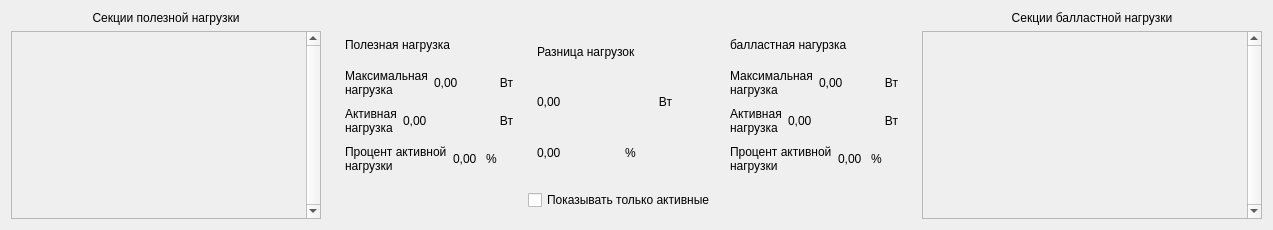
This is calculationscreen.ui in evilpeopletyranny/BallastStand as Qt 5 draws it before an edit. The edited form follows.
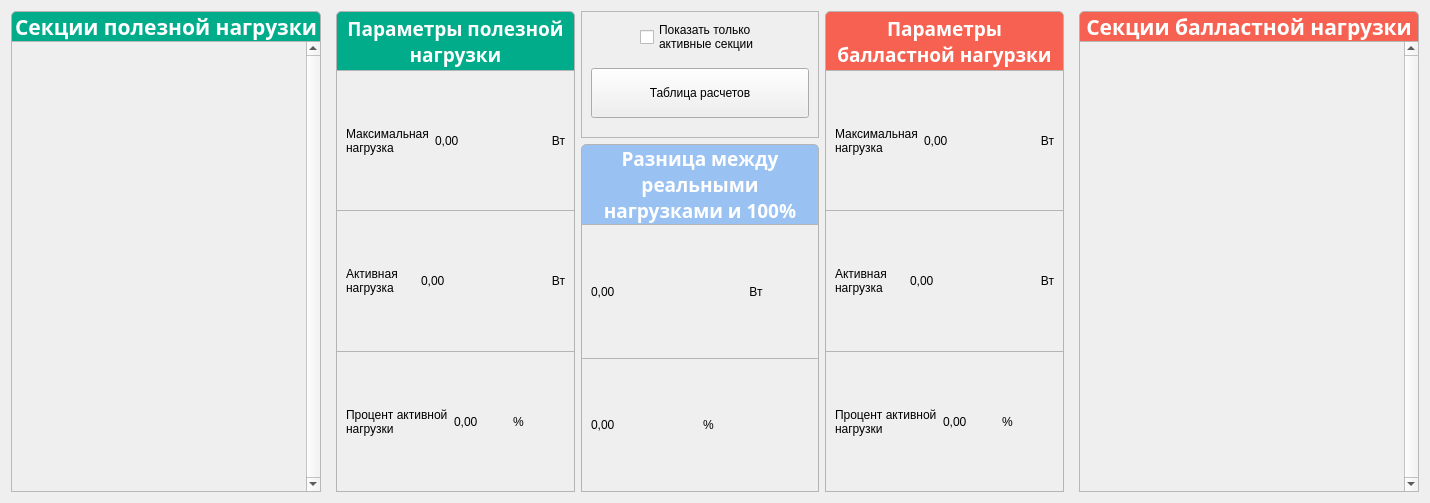
This is the edited form.

Patch:
```diff
--- a/calculationscreen.ui
+++ b/calculationscreen.ui
@@ -6,8 +6,8 @@
    <rect>
     <x>0</x>
     <y>0</y>
-    <width>1273</width>
-    <height>230</height>
+    <width>1430</width>
+    <height>503</height>
    </rect>
   </property>
   <property name="windowTitle">
@@ -16,6 +16,9 @@
   <layout class="QHBoxLayout" name="horizontalLayout">
    <item>
     <layout class="QVBoxLayout" name="utilityLayout">
+     <property name="spacing">
+      <number>0</number>
+     </property>
      <property name="topMargin">
       <number>0</number>
      </property>
@@ -24,6 +27,43 @@
      </property>
      <item>
       <widget class="QLabel" name="label_6">
+       <property name="sizePolicy">
+        <sizepolicy hsizetype="Preferred" vsizetype="Fixed">
+         <horstretch>0</horstretch>
+         <verstretch>0</verstretch>
+        </sizepolicy>
+       </property>
+       <property name="minimumSize">
+        <size>
+         <width>0</width>
+         <height>30</height>
+        </size>
+       </property>
+       <property name="maximumSize">
+        <size>
+         <width>16777215</width>
+         <height>30</height>
+        </size>
+       </property>
+       <property name="font">
+        <font>
+         <family>Ubuntu Mono</family>
+         <pointsize>16</pointsize>
+         <weight>75</weight>
+         <bold>true</bold>
+        </font>
+       </property>
+       <property name="styleSheet">
+        <string notr="true">border:1px solid rgb(180, 180, 180);
+border-bottom: none;
+border-top-left-radius: 5px;
+border-top-right-radius: 5px;
+background-color: rgb(0, 172, 138);
+color: rgb(255, 255, 255);</string>
+       </property>
+       <property name="frameShape">
+        <enum>QFrame::NoFrame</enum>
+       </property>
        <property name="text">
         <string>Секции полезной нагрузки</string>
        </property>
@@ -64,7 +104,7 @@
           <x>0</x>
           <y>0</y>
           <width>294</width>
-          <height>185</height>
+          <height>451</height>
          </rect>
         </property>
         <layout class="QVBoxLayout" name="utilityVLayout">
@@ -89,23 +129,103 @@
    </item>
    <item>
     <widget class="QWidget" name="centralWidget" native="true">
-     <layout class="QVBoxLayout" name="verticalLayout" stretch="10,1">
+     <property name="styleSheet">
+      <string notr="true"/>
+     </property>
+     <layout class="QVBoxLayout" name="verticalLayout" stretch="10">
+      <property name="topMargin">
+       <number>0</number>
+      </property>
+      <property name="bottomMargin">
+       <number>0</number>
+      </property>
       <item>
-       <layout class="QHBoxLayout" name="horizontalLayout_2">
+       <layout class="QHBoxLayout" name="horizontalLayout_2" stretch="1,1,1">
         <item>
          <widget class="QFrame" name="utilityLoadFrame">
+          <property name="styleSheet">
+           <string notr="true"/>
+          </property>
+          <property name="frameShape">
+           <enum>QFrame::NoFrame</enum>
+          </property>
+          <property name="frameShadow">
+           <enum>QFrame::Sunken</enum>
+          </property>
           <layout class="QVBoxLayout" name="verticalLayout_2">
+           <property name="spacing">
+            <number>0</number>
+           </property>
+           <property name="leftMargin">
+            <number>0</number>
+           </property>
+           <property name="topMargin">
+            <number>0</number>
+           </property>
+           <property name="rightMargin">
+            <number>0</number>
+           </property>
+           <property name="bottomMargin">
+            <number>0</number>
+           </property>
            <item>
             <widget class="QLabel" name="label">
+             <property name="sizePolicy">
+              <sizepolicy hsizetype="Preferred" vsizetype="Fixed">
+               <horstretch>0</horstretch>
+               <verstretch>0</verstretch>
+              </sizepolicy>
+             </property>
+             <property name="minimumSize">
+              <size>
+               <width>0</width>
+               <height>30</height>
+              </size>
+             </property>
+             <property name="maximumSize">
+              <size>
+               <width>16777215</width>
+               <height>60</height>
+              </size>
+             </property>
+             <property name="font">
+              <font>
+               <family>Ubuntu Mono</family>
+               <pointsize>14</pointsize>
+               <weight>75</weight>
+               <bold>true</bold>
+              </font>
+             </property>
+             <property name="styleSheet">
+              <string notr="true">border:1px solid rgb(180, 180, 180);
+border-top-left-radius: 5px;
+border-top-right-radius: 5px;
+background-color: rgb(0, 172, 138);
+color: rgb(255, 255, 255);</string>
+             </property>
              <property name="text">
-              <string>Полезная нагрузка</string>
+              <string>Параметры полезной нагрузки</string>
+             </property>
+             <property name="alignment">
+              <set>Qt::AlignCenter</set>
+             </property>
+             <property name="wordWrap">
+              <bool>true</bool>
              </property>
             </widget>
            </item>
            <item>
+            <widget class="QFrame" name="maxUtilityFrame">
+             <property name="styleSheet">
+              <string notr="true">border:1px solid rgb(180, 180, 180);
+border-top:none;</string>
+             </property>
             <layout class="QHBoxLayout" name="horizontalLayout_3">
              <item>
               <widget class="QLabel" name="label_2">
+                <property name="styleSheet">
+                 <string notr="true">border: none;</string>
+                </property>
                <property name="text">
                 <string>Максимальная
 нагрузка</string>
@@ -114,6 +234,9 @@
              </item>
              <item>
               <widget class="QLabel" name="utilitySumLabel">
+                <property name="styleSheet">
+                 <string notr="true">border: none;</string>
+                </property>
                <property name="text">
                 <string>0,00</string>
                </property>
@@ -121,6 +244,9 @@
              </item>
              <item>
               <widget class="QLabel" name="label_10">
+                <property name="styleSheet">
+                 <string notr="true">border: none;</string>
+                </property>
                <property name="text">
                 <string>Вт</string>
                </property>
@@ -130,11 +256,20 @@
               </widget>
              </item>
             </layout>
+            </widget>
            </item>
            <item>
+            <widget class="QFrame" name="activeUtilityFrame">
+             <property name="styleSheet">
+              <string notr="true">border:1px solid rgb(180, 180, 180);
+border-top:none;</string>
+             </property>
             <layout class="QHBoxLayout" name="horizontalLayout_4">
              <item>
               <widget class="QLabel" name="label_11">
+                <property name="styleSheet">
+                 <string notr="true">border:none;</string>
+                </property>
                <property name="text">
                 <string>Активная
 нагрузка</string>
@@ -143,6 +278,9 @@
              </item>
              <item>
               <widget class="QLabel" name="activeUtilitySumLabel">
+                <property name="styleSheet">
+                 <string notr="true">border:none;</string>
+                </property>
                <property name="text">
                 <string>0,00</string>
                </property>
@@ -150,6 +288,9 @@
              </item>
              <item>
               <widget class="QLabel" name="label_13">
+                <property name="styleSheet">
+                 <string notr="true">border:none;</string>
+                </property>
                <property name="text">
                 <string>Вт</string>
                </property>
@@ -159,11 +300,20 @@
               </widget>
              </item>
             </layout>
+            </widget>
            </item>
            <item>
-            <layout class="QHBoxLayout" name="horizontalLayout_5">
+            <widget class="QFrame" name="utilityPercentFrame_2">
+             <property name="styleSheet">
+              <string notr="true">border:1px solid rgb(180, 180, 180);
+border-top:none;</string>
+             </property>
+             <layout class="QHBoxLayout" name="utilityPercentFrame">
              <item>
               <widget class="QLabel" name="label_15">
+                <property name="styleSheet">
+                 <string notr="true">border: none;</string>
+                </property>
                <property name="text">
                 <string>Процент активной
 нагрузки</string>
@@ -172,6 +322,9 @@
              </item>
              <item>
               <widget class="QLabel" name="activeUtilityPercentLabel">
+                <property name="styleSheet">
+                 <string notr="true">border: none;</string>
+                </property>
                <property name="text">
                 <string>0,00</string>
                </property>
@@ -179,30 +332,187 @@
              </item>
              <item>
               <widget class="QLabel" name="label_16">
+                <property name="styleSheet">
+                 <string notr="true">border: none;</string>
+                </property>
                <property name="text">
                 <string>%</string>
                </property>
               </widget>
              </item>
             </layout>
+            </widget>
            </item>
           </layout>
          </widget>
         </item>
         <item>
          <widget class="QFrame" name="diffLoadFrame">
-          <layout class="QVBoxLayout" name="verticalLayout_3">
+          <layout class="QVBoxLayout" name="verticalLayout_3" stretch="1,0,1,1">
+           <property name="spacing">
+            <number>0</number>
+           </property>
+           <property name="leftMargin">
+            <number>0</number>
+           </property>
+           <property name="topMargin">
+            <number>0</number>
+           </property>
+           <property name="rightMargin">
+            <number>0</number>
+           </property>
+           <property name="bottomMargin">
+            <number>0</number>
+           </property>
+           <item>
+            <layout class="QVBoxLayout" name="verticalLayout_5">
+             <property name="topMargin">
+              <number>0</number>
+             </property>
+             <property name="bottomMargin">
+              <number>6</number>
+             </property>
+             <item>
+              <widget class="QFrame" name="frame">
+               <property name="styleSheet">
+                <string notr="true"/>
+               </property>
+               <property name="frameShape">
+                <enum>QFrame::StyledPanel</enum>
+               </property>
+               <property name="frameShadow">
+                <enum>QFrame::Raised</enum>
+               </property>
+               <layout class="QVBoxLayout" name="verticalLayout_6">
+                <property name="leftMargin">
+                 <number>9</number>
+                </property>
+                <property name="topMargin">
+                 <number>0</number>
+                </property>
+                <property name="rightMargin">
+                 <number>9</number>
+                </property>
+                <item>
+                 <layout class="QHBoxLayout" name="horizontalLayout_5">
+                  <item>
+                   <spacer name="horizontalSpacer_2">
+                    <property name="orientation">
+                     <enum>Qt::Horizontal</enum>
+                    </property>
+                    <property name="sizeHint" stdset="0">
+                     <size>
+                      <width>40</width>
+                      <height>20</height>
+                     </size>
+                    </property>
+                   </spacer>
+                  </item>
+                  <item>
+                   <widget class="QCheckBox" name="showActiveCheckBox">
+                    <property name="styleSheet">
+                     <string notr="true">border-image: none;</string>
+                    </property>
+                    <property name="text">
+                     <string>Показать только
+активные секции</string>
+                    </property>
+                   </widget>
+                  </item>
+                  <item>
+                   <spacer name="horizontalSpacer">
+                    <property name="orientation">
+                     <enum>Qt::Horizontal</enum>
+                    </property>
+                    <property name="sizeHint" stdset="0">
+                     <size>
+                      <width>40</width>
+                      <height>20</height>
+                     </size>
+                    </property>
+                   </spacer>
+                  </item>
+                 </layout>
+                </item>
+                <item>
+                 <widget class="QPushButton" name="pushButton">
+                  <property name="sizePolicy">
+                   <sizepolicy hsizetype="Minimum" vsizetype="Fixed">
+                    <horstretch>0</horstretch>
+                    <verstretch>30</verstretch>
+                   </sizepolicy>
+                  </property>
+                  <property name="minimumSize">
+                   <size>
+                    <width>0</width>
+                    <height>50</height>
+                   </size>
+                  </property>
+                  <property name="styleSheet">
+                   <string notr="true">border-image: none;</string>
+                  </property>
+                  <property name="text">
+                   <string>Таблица расчетов</string>
+                  </property>
+                 </widget>
+                </item>
+               </layout>
+              </widget>
+             </item>
+            </layout>
+           </item>
            <item>
             <widget class="QLabel" name="label_3">
+             <property name="sizePolicy">
+              <sizepolicy hsizetype="Preferred" vsizetype="Fixed">
+               <horstretch>0</horstretch>
+               <verstretch>30</verstretch>
+              </sizepolicy>
+             </property>
+             <property name="minimumSize">
+              <size>
+               <width>0</width>
+               <height>60</height>
+              </size>
+             </property>
+             <property name="font">
+              <font>
+               <family>Ubuntu Mono</family>
+               <pointsize>14</pointsize>
+               <weight>75</weight>
+               <bold>true</bold>
+              </font>
+             </property>
+             <property name="styleSheet">
+              <string notr="true">border:1px solid rgb(180, 180, 180);
+border-top-left-radius: 5px;
+border-top-right-radius: 5px;
+background-color: rgb(153, 193, 241);
+color: rgb(255, 255, 255);</string>
+             </property>
              <property name="text">
-              <string>Разница нагрузок</string>
+              <string>Разница между реальными нагрузками и 100%</string>
+             </property>
+             <property name="alignment">
+              <set>Qt::AlignCenter</set>
+             </property>
+             <property name="wordWrap">
+              <bool>true</bool>
              </property>
             </widget>
            </item>
            <item>
+            <widget class="QFrame" name="activeDiffFrame">
+             <property name="styleSheet">
+              <string notr="true">border:1px solid rgb(180, 180, 180);
+border-top:none;</string>
+             </property>
             <layout class="QHBoxLayout" name="horizontalLayout_6">
              <item>
               <widget class="QLabel" name="diffLabel">
+                <property name="styleSheet">
+                 <string notr="true">border: none;</string>
+                </property>
                <property name="text">
                 <string>0,00</string>
                </property>
@@ -210,6 +520,9 @@
              </item>
              <item>
               <widget class="QLabel" name="label_8">
+                <property name="styleSheet">
+                 <string notr="true">border: none;</string>
+                </property>
                <property name="text">
                 <string>Вт</string>
                </property>
@@ -219,11 +532,20 @@
               </widget>
              </item>
             </layout>
+            </widget>
            </item>
            <item>
+            <widget class="QFrame" name="percentDiffFrame">
+             <property name="styleSheet">
+              <string notr="true">border:1px solid rgb(180, 180, 180);
+border-top:none;</string>
+             </property>
             <layout class="QHBoxLayout" name="horizontalLayout_8">
              <item>
               <widget class="QLabel" name="percentDiffLabel">
+                <property name="styleSheet">
+                 <string notr="true">border: none;</string>
+                </property>
                <property name="text">
                 <string>0,00</string>
                </property>
@@ -231,12 +553,16 @@
              </item>
              <item>
               <widget class="QLabel" name="label_9">
+                <property name="styleSheet">
+                 <string notr="true">border: none;</string>
+                </property>
                <property name="text">
                 <string>%</string>
                </property>
               </widget>
              </item>
             </layout>
+            </widget>
            </item>
           </layout>
          </widget>
@@ -244,17 +570,79 @@
         <item>
          <widget class="QFrame" name="ballastLoadFrame">
           <layout class="QVBoxLayout" name="verticalLayout_4">
+           <property name="spacing">
+            <number>0</number>
+           </property>
+           <property name="leftMargin">
+            <number>0</number>
+           </property>
+           <property name="topMargin">
+            <number>0</number>
+           </property>
+           <property name="rightMargin">
+            <number>0</number>
+           </property>
+           <property name="bottomMargin">
+            <number>0</number>
+           </property>
            <item>
             <widget class="QLabel" name="label_5">
+             <property name="sizePolicy">
+              <sizepolicy hsizetype="Preferred" vsizetype="Fixed">
+               <horstretch>0</horstretch>
+               <verstretch>0</verstretch>
+              </sizepolicy>
+             </property>
+             <property name="minimumSize">
+              <size>
+               <width>0</width>
+               <height>30</height>
+              </size>
+             </property>
+             <property name="maximumSize">
+              <size>
+               <width>16777215</width>
+               <height>60</height>
+              </size>
+             </property>
+             <property name="font">
+              <font>
+               <family>Ubuntu Mono</family>
+               <pointsize>14</pointsize>
+               <weight>75</weight>
+               <bold>true</bold>
+              </font>
+             </property>
+             <property name="styleSheet">
+              <string notr="true">border:1px solid rgb(180, 180, 180);
+border-top-left-radius: 5px;
+border-top-right-radius: 5px;
+background-color: rgb(246, 97, 81);
+color: rgb(255, 255, 255);</string>
+             </property>
              <property name="text">
-              <string>балластная нагурзка</string>
+              <string>Параметры балластной нагурзки</string>
+             </property>
+             <property name="alignment">
+              <set>Qt::AlignCenter</set>
+             </property>
+             <property name="wordWrap">
+              <bool>true</bool>
              </property>
             </widget>
            </item>
            <item>
+            <widget class="QFrame" name="maxBallastFrame">
+             <property name="styleSheet">
+              <string notr="true">border:1px solid rgb(180, 180, 180);
+border-top:none;</string>
+             </property>
             <layout class="QHBoxLayout" name="horizontalLayout_9">
              <item>
               <widget class="QLabel" name="label_14">
+                <property name="styleSheet">
+                 <string notr="true">border: none;</string>
+                </property>
                <property name="text">
                 <string>Максимальная
 нагрузка</string>
@@ -263,6 +651,9 @@
              </item>
              <item>
               <widget class="QLabel" name="ballastSumLabel">
+                <property name="styleSheet">
+                 <string notr="true">border:none;</string>
+                </property>
                <property name="text">
                 <string>0,00</string>
                </property>
@@ -270,6 +661,9 @@
              </item>
              <item>
               <widget class="QLabel" name="label_18">
+                <property name="styleSheet">
+                 <string notr="true">border:none;</string>
+                </property>
                <property name="text">
                 <string>Вт</string>
                </property>
@@ -279,11 +673,20 @@
               </widget>
              </item>
             </layout>
+            </widget>
            </item>
            <item>
+            <widget class="QFrame" name="activeBallastFrame">
+             <property name="styleSheet">
+              <string notr="true">border:1px solid rgb(180, 180, 180);
+border-top:none;</string>
+             </property>
             <layout class="QHBoxLayout" name="horizontalLayout_10">
              <item>
               <widget class="QLabel" name="label_20">
+                <property name="styleSheet">
+                 <string notr="true">border: none;</string>
+                </property>
                <property name="text">
                 <string>Активная
 нагрузка</string>
@@ -292,6 +695,9 @@
              </item>
              <item>
               <widget class="QLabel" name="activeBallastSumLabel">
+                <property name="styleSheet">
+                 <string notr="true">border:none;</string>
+                </property>
                <property name="text">
                 <string>0,00</string>
                </property>
@@ -299,6 +705,10 @@
              </item>
              <item>
               <widget class="QLabel" name="label_21">
+                <property name="styleSheet">
+                 <string notr="true">border:none;
+</string>
+                </property>
                <property name="text">
                 <string>Вт</string>
                </property>
@@ -308,11 +718,20 @@
               </widget>
              </item>
             </layout>
+            </widget>
            </item>
            <item>
+            <widget class="QFrame" name="percentBallastFrame">
+             <property name="styleSheet">
+              <string notr="true">border:1px solid rgb(180, 180, 180);
+border-top:none;</string>
+             </property>
             <layout class="QHBoxLayout" name="horizontalLayout_11">
              <item>
               <widget class="QLabel" name="label_22">
+                <property name="styleSheet">
+                 <string notr="true">border:none;</string>
+                </property>
                <property name="text">
                 <string>Процент активной
 нагрузки</string>
@@ -321,6 +740,9 @@
              </item>
              <item>
               <widget class="QLabel" name="activeBallastPercentLabel">
+                <property name="styleSheet">
+                 <string notr="true">border:none;</string>
+                </property>
                <property name="text">
                 <string>0,00</string>
                </property>
@@ -328,53 +750,20 @@
              </item>
              <item>
               <widget class="QLabel" name="label_24">
+                <property name="styleSheet">
+                 <string notr="true">border:none;</string>
+                </property>
                <property name="text">
                 <string>%</string>
                </property>
               </widget>
              </item>
             </layout>
-           </item>
-          </layout>
          </widget>
         </item>
        </layout>
-      </item>
-      <item>
-       <layout class="QHBoxLayout" name="horizontalLayout_7">
-        <item>
-         <spacer name="horizontalSpacer">
-          <property name="orientation">
-           <enum>Qt::Horizontal</enum>
-          </property>
-          <property name="sizeHint" stdset="0">
-           <size>
-            <width>40</width>
-            <height>20</height>
-           </size>
-          </property>
-         </spacer>
-        </item>
-        <item>
-         <widget class="QCheckBox" name="showActiveCheckBox">
-          <property name="text">
-           <string>Показывать только активные</string>
-          </property>
          </widget>
         </item>
-        <item>
-         <spacer name="horizontalSpacer_2">
-          <property name="orientation">
-           <enum>Qt::Horizontal</enum>
-          </property>
-          <property name="sizeHint" stdset="0">
-           <size>
-            <width>40</width>
-            <height>20</height>
-           </size>
-          </property>
-         </spacer>
-        </item>
        </layout>
       </item>
      </layout>
@@ -382,6 +771,9 @@
    </item>
    <item>
     <layout class="QVBoxLayout" name="ballastLayout">
+     <property name="spacing">
+      <number>0</number>
+     </property>
      <property name="topMargin">
       <number>0</number>
      </property>
@@ -390,6 +782,40 @@
      </property>
      <item>
       <widget class="QLabel" name="label_7">
+       <property name="sizePolicy">
+        <sizepolicy hsizetype="Preferred" vsizetype="Fixed">
+         <horstretch>0</horstretch>
+         <verstretch>0</verstretch>
+        </sizepolicy>
+       </property>
+       <property name="minimumSize">
+        <size>
+         <width>0</width>
+         <height>30</height>
+        </size>
+       </property>
+       <property name="maximumSize">
+        <size>
+         <width>16777215</width>
+         <height>30</height>
+        </size>
+       </property>
+       <property name="font">
+        <font>
+         <family>Ubuntu Mono</family>
+         <pointsize>16</pointsize>
+         <weight>75</weight>
+         <bold>true</bold>
+        </font>
+       </property>
+       <property name="styleSheet">
+        <string notr="true">border:1px solid rgb(180, 180, 180);
+border-bottom: none;
+border-top-left-radius: 5px;
+border-top-right-radius: 5px;
+background-color: rgb(246, 97, 81);
+color: rgb(255, 255, 255);</string>
+       </property>
        <property name="text">
         <string>Секции балластной нагрузки</string>
        </property>
@@ -430,7 +856,7 @@
           <x>0</x>
           <y>0</y>
           <width>324</width>
-          <height>185</height>
+          <height>451</height>
          </rect>
         </property>
         <layout class="QVBoxLayout" name="ballastVLayout">
```
Lines whose indentation alone changed are shown as unchanged.
